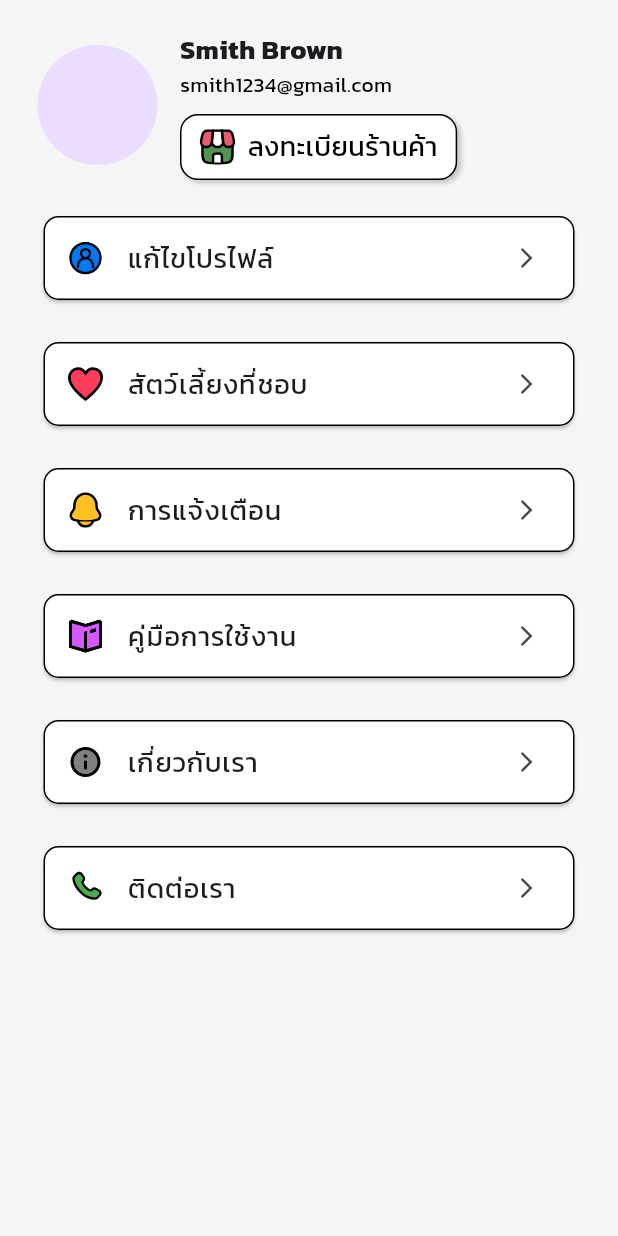
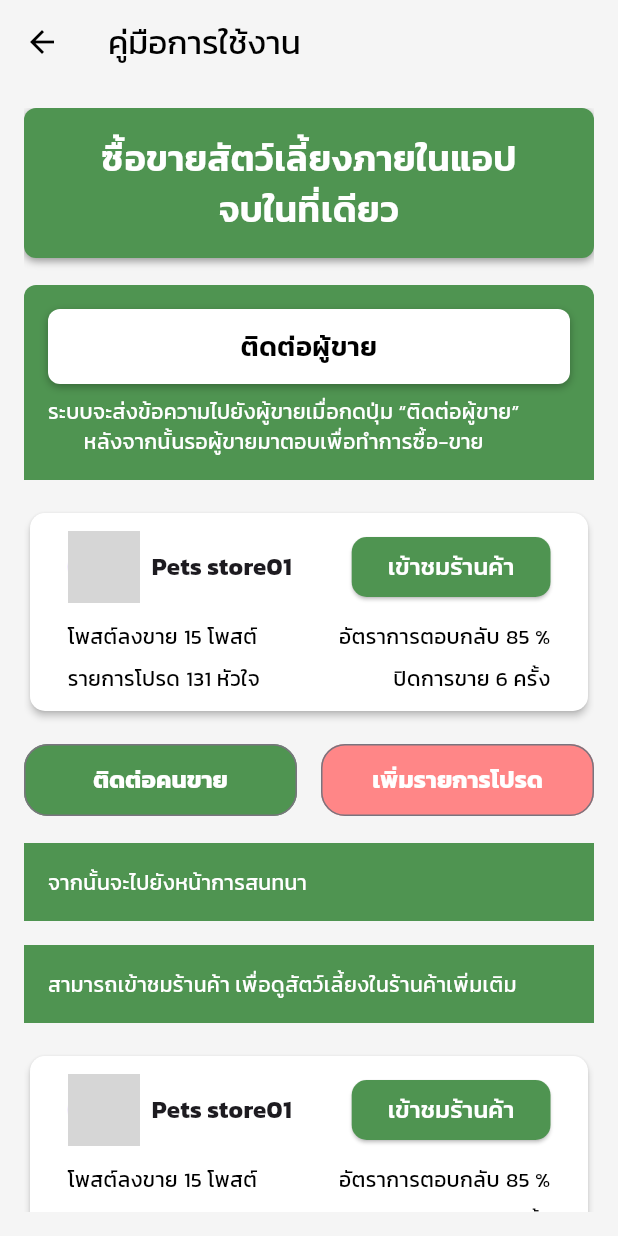
Before and after one commit to kanggarr/petvillage_app, a Flutter app: the ProfileView screen opened by its route, after a tap on "คู่มือการใช้งาน", on a phone screen of 412 x 824 dp. Run offline on Flutter 3.47's test engine with Material 3 defaults, Android fonts, the light colour scheme and no system bars; our stand-ins replace dropdown_button2, flutter_svg, stacked, stacked_services, stacked_shared; grey boxes are pictures that could not be loaded.

Commit message:
update login && register and create user manual

```diff
--- a/lib/ui/views/login/login_view.dart
+++ b/lib/ui/views/login/login_view.dart
@@ -120,6 +120,34 @@ class LoginView extends StackedView<LoginViewModel> {
                   ),
                 ),
               ),
+              const SizedBox(height: 20),
+              Center(
+                child: RichText(
+                  text: TextSpan(
+                    text: 'ยังไม่มีบัญชีใช่ไหม? ',
+                    style: const TextStyle(
+                      fontSize: 14,
+                      color: Color(0xFF808080),
+                      fontWeight: FontWeight.w500,
+                    ),
+                    children: [
+                      WidgetSpan(
+                        child: GestureDetector(
+                          onTap: viewModel.navigateToRegister,
+                          child: const Text(
+                            'สร้างบัญชี',
+                            style: TextStyle(
+                              color: Color(0xFF4F9451),
+                              decoration: TextDecoration.underline,
+                              decorationColor: Color(0xFF4F9451),
+                            ),
+                          ),
+                        ),
+                      ),
+                    ],
+                  ),
+                ),
+              ),
             ],
           ),
         ),
--- a/lib/ui/views/login/login_viewmodel.dart
+++ b/lib/ui/views/login/login_viewmodel.dart
@@ -1,6 +1,10 @@
+import 'package:petvillage_app/app/app.locator.dart';
+import 'package:petvillage_app/app/app.router.dart';
 import 'package:stacked/stacked.dart';
+import 'package:stacked_services/stacked_services.dart';
 
 class LoginViewModel extends BaseViewModel {
+  final _navigationService = locator<NavigationService>();
   String _email = '';
   String _password = '';
 
@@ -15,4 +19,8 @@ class LoginViewModel extends BaseViewModel {
     _password = value;
     notifyListeners();
   }
+
+  void navigateToRegister() {
+    _navigationService.navigateToRegisterView();
+  }
 }
--- a/lib/ui/views/main/main_view.dart
+++ b/lib/ui/views/main/main_view.dart
@@ -27,7 +27,7 @@ class MainView extends StackedView<MainViewModel> {
         items: List.generate(
           [
             viewModel.pagesLabel.length,
-            // viewModel.pagesIcon.length,
+            viewModel.pagesIcon.length,
             viewModel.pages.length
           ].reduce((a, b) => a < b ? a : b),
           (index) {
--- a/lib/ui/views/profile/profile_view.dart
+++ b/lib/ui/views/profile/profile_view.dart
@@ -2,6 +2,7 @@ import 'package:flutter/material.dart';
 import 'package:petvillage_app/ui/common/assets.dart';
 import 'package:petvillage_app/ui/widgets/profile_header.dart';
 import 'package:petvillage_app/ui/widgets/profile_menu.dart';
+import 'package:petvillage_app/ui/widgets/user_manual.dart';
 import 'package:stacked/stacked.dart';
 import 'profile_viewmodel.dart';
 
@@ -45,7 +46,12 @@ class ProfileView extends StackedView<ProfileViewModel> {
               ProfileMenuItem(
                 icon: Assets.assetsIconsUserManualIcon,
                 title: "คู่มือการใช้งาน",
-                onPressed: () {},
+                onPressed: () {
+                  Navigator.push(
+                    context,
+                    MaterialPageRoute(builder: (context) => const UserManual()),
+                  );
+                },
               ),
               const SizedBox(height: 20),
               ProfileMenuItem(
--- a/lib/ui/views/profile_edit/profile_edit_view.dart
+++ b/lib/ui/views/profile_edit/profile_edit_view.dart
@@ -15,13 +15,14 @@ class ProfileEditView extends StackedView<ProfileEditViewModel> {
   ) {
     return Scaffold(
       appBar: AppBar(
+        backgroundColor: Color(0xFFF5F5F5),
         title: const Text("แก้ไขโปรไฟล์"),
         leading: IconButton(
           icon: const Icon(Icons.arrow_back),
           onPressed: () => Navigator.pop(context),
         ),
       ),
-      backgroundColor: Theme.of(context).colorScheme.background,
+      backgroundColor: Color(0xFFF5F5F5),
       body: SingleChildScrollView(
         padding: const EdgeInsets.symmetric(horizontal: 25, vertical: 20),
         child: Column(
@@ -66,12 +67,12 @@ class ProfileEditView extends StackedView<ProfileEditViewModel> {
               // onPressed: viewModel.saveProfile,
               onPressed: () {},
               style: ElevatedButton.styleFrom(
-                  backgroundColor: Color(0xFFFFFFFF),
+                  backgroundColor: Color(0xFF4F9451),
                   shape: RoundedRectangleBorder(
-                      borderRadius: BorderRadius.circular(10))),
+                      borderRadius: BorderRadius.circular(8))),
               child: const Text(
                 "บันทึกข้อมูล",
-                style: TextStyle(color: Color(0xFF000000), fontSize: 16),
+                style: TextStyle(color: Color(0xFFFFFFFF), fontSize: 16),
               ),
             ),
           ],
--- a/lib/ui/views/register/register_view.dart
+++ b/lib/ui/views/register/register_view.dart
@@ -82,6 +82,34 @@ class RegisterView extends StackedView<RegisterViewModel> {
                     ),
                   ),
                 ),
+                const SizedBox(height: 20),
+                Center(
+                  child: RichText(
+                    text: TextSpan(
+                      text: 'มีบัญชีอยู่แล้วใช่ไหม? ',
+                      style: const TextStyle(
+                        fontSize: 14,
+                        color: Color(0xFF808080),
+                        fontWeight: FontWeight.w500,
+                      ),
+                      children: [
+                        WidgetSpan(
+                          child: GestureDetector(
+                            onTap: viewModel.navigateToLogin,
+                            child: const Text(
+                              'เข้าสู่ระบบ',
+                              style: TextStyle(
+                                color: Color(0xFF4F9451),
+                                decoration: TextDecoration.underline,
+                                decorationColor: Color(0xFF4F9451),
+                              ),
+                            ),
+                          ),
+                        ),
+                      ],
+                    ),
+                  ),
+                ),
               ],
             ),
           ),
--- a/lib/ui/views/register/register_viewmodel.dart
+++ b/lib/ui/views/register/register_viewmodel.dart
@@ -1,4 +1,7 @@
+import 'package:petvillage_app/app/app.locator.dart';
+import 'package:petvillage_app/app/app.router.dart';
 import 'package:stacked/stacked.dart';
+import 'package:stacked_services/stacked_services.dart';
 
 class RegisterViewModel extends BaseViewModel {
   String _username = '';
@@ -52,4 +55,10 @@ class RegisterViewModel extends BaseViewModel {
     _isChecked = value ?? false;
     notifyListeners();
   }
+
+  final _navigationService = locator<NavigationService>();
+
+  void navigateToLogin() {
+    _navigationService.navigateToLoginView();
+  }
 }
--- a/lib/ui/views/splash_page1/splash_page1_viewmodel.dart
+++ b/lib/ui/views/splash_page1/splash_page1_viewmodel.dart
@@ -28,7 +28,7 @@ class SplashPage1ViewModel extends BaseViewModel {
       notifyListeners();
     } else {
       _currentPage = 0;
-      _navigationService.navigateToLoginView();
+      _navigationService.navigateToRegisterView();
     }
   }
 
--- a/lib/ui/views/startup/startup_viewmodel.dart
+++ b/lib/ui/views/startup/startup_viewmodel.dart
@@ -13,6 +13,6 @@ class StartupViewModel extends BaseViewModel {
     // This is where you can make decisions on where your app should navigate when
     // you have custom startup logic
 
-    _navigationService.replaceWithSplashPage1View();
+    _navigationService.replaceWithMainView();
   }
 }
--- /dev/null
+++ b/lib/ui/widgets/user_manual.dart
@@ -0,0 +1,253 @@
+import 'package:flutter/material.dart';
+import 'package:petvillage_app/ui/widgets/pet_store.dart';
+
+class UserManual extends StatelessWidget {
+  const UserManual({super.key});
+
+  @override
+  Widget build(BuildContext context) {
+    return Scaffold(
+      backgroundColor: const Color(0xFFF5F5F5),
+      appBar: AppBar(
+        title: const Text('คู่มือการใช้งาน',
+            style: TextStyle(color: Colors.black)),
+        backgroundColor: const Color(0xFFF5F5F5),
+        elevation: 0,
+        leading: IconButton(
+          icon: const Icon(Icons.arrow_back, color: Colors.black),
+          onPressed: () => Navigator.pop(context),
+        ),
+      ),
+      body: Padding(
+        padding: const EdgeInsets.all(16.0),
+        child: SingleChildScrollView(
+          child: Column(
+            crossAxisAlignment: CrossAxisAlignment.start,
+            children: [
+              Container(
+                width: double.infinity,
+                padding: const EdgeInsets.all(16),
+                decoration: BoxDecoration(
+                    color: const Color(0xFF4F9451),
+                    borderRadius: BorderRadius.circular(8),
+                    boxShadow: [
+                      BoxShadow(
+                        color: const Color(0xFF000000).withOpacity(0.4),
+                        blurRadius: 4,
+                        offset: const Offset(0, 2),
+                      )
+                    ]),
+                child: const Text(
+                  'ซื้อขายสัตว์เลี้ยงภายในแอป\nจบในที่เดียว',
+                  textAlign: TextAlign.center,
+                  style: TextStyle(
+                      fontSize: 24,
+                      color: Color(0xFFFFFFFF),
+                      fontWeight: FontWeight.w600),
+                ),
+              ),
+              const SizedBox(height: 18),
+              Container(
+                width: double.infinity,
+                padding: const EdgeInsets.all(16),
+                decoration: const BoxDecoration(
+                  color: Color(0xFF4F9451),
+                  borderRadius: BorderRadius.only(
+                      topLeft: Radius.circular(8),
+                      topRight: Radius.circular(8)),
+                ),
+                child: Column(
+                  crossAxisAlignment: CrossAxisAlignment.start,
+                  children: [
+                    Container(
+                      width: double.infinity,
+                      constraints:
+                          const BoxConstraints(minWidth: double.infinity),
+                      padding: const EdgeInsets.symmetric(vertical: 12),
+                      decoration: BoxDecoration(
+                        color: Colors.white,
+                        borderRadius: BorderRadius.circular(8),
+                        boxShadow: [
+                          BoxShadow(
+                            color: const Color(0xFF000000).withOpacity(0.3),
+                            blurRadius: 4,
+                            offset: const Offset(0, 2),
+                          ),
+                        ],
+                      ),
+                      child: const Text(
+                        'ติดต่อผู้ขาย',
+                        textAlign: TextAlign.center,
+                        style: TextStyle(
+                          fontSize: 18,
+                          fontWeight: FontWeight.w600,
+                          color: Colors.black,
+                        ),
+                      ),
+                    ),
+                    const SizedBox(height: 8),
+                    const Text(
+                      'ระบบจะส่งข้อความไปยังผู้ขายเมื่อกดปุ่ม “ติดต่อผู้ขาย”\nหลังจากนั้นรอผู้ขายมาตอบเพื่อทำการซื้อ-ขาย',
+                      textAlign: TextAlign.center,
+                      style: TextStyle(
+                        fontSize: 14,
+                        color: Colors.white,
+                      ),
+                    ),
+                  ],
+                ),
+              ),
+              const SizedBox(height: 18),
+              PetStore(),
+              const SizedBox(height: 18),
+              Center(
+                child: Row(
+                  mainAxisAlignment: MainAxisAlignment.center,
+                  children: [
+                    Expanded(
+                        child: SizedBox(
+                      height: 48,
+                      child: OutlinedButton(
+                          onPressed: () {},
+                          style: OutlinedButton.styleFrom(
+                            shape: RoundedRectangleBorder(
+                                borderRadius: BorderRadius.circular(16)),
+                            backgroundColor: const Color(0xFF4F9451),
+                          ),
+                          child: const Text(
+                            "ติดต่อคนขาย",
+                            style: TextStyle(
+                                fontSize: 16,
+                                fontWeight: FontWeight.bold,
+                                color: Color(0xFFFFFFFF)),
+                          )),
+                    )),
+                    const SizedBox(width: 16),
+                    Expanded(
+                        child: SizedBox(
+                      height: 48,
+                      child: OutlinedButton(
+                          onPressed: () {},
+                          style: OutlinedButton.styleFrom(
+                            shape: RoundedRectangleBorder(
+                                borderRadius: BorderRadius.circular(16)),
+                            backgroundColor: const Color(0xFFFF8687),
+                          ),
+                          child: const Text(
+                            "เพิ่มรายการโปรด",
+                            style: TextStyle(
+                                fontSize: 16,
+                                fontWeight: FontWeight.bold,
+                                color: Color(0xFFFFFFFF)),
+                          )),
+                    )),
+                  ],
+                ),
+              ),
+              const SizedBox(height: 18),
+              Container(
+                width: double.infinity,
+                padding: const EdgeInsets.all(16),
+                decoration: const BoxDecoration(
+                  color: Color(0xFF4F9451),
+                ),
+                child: const Column(
+                  crossAxisAlignment: CrossAxisAlignment.start,
+                  children: [
+                    Text(
+                      'จากนั้นจะไปยังหน้าการสนทนา',
+                      textAlign: TextAlign.center,
+                      style: TextStyle(
+                        fontSize: 14,
+                        color: Color(0xFFFFFFFF),
+                      ),
+                    ),
+                  ],
+                ),
+              ),
+              const SizedBox(height: 16),
+              Container(
+                width: double.infinity,
+                padding: const EdgeInsets.all(16),
+                decoration: const BoxDecoration(
+                  color: Color(0xFF4F9451),
+                ),
+                child: const Column(
+                  crossAxisAlignment: CrossAxisAlignment.start,
+                  children: [
+                    Text(
+                      'สามารถเข้าชมร้านค้า เพื่อดูสัตว์เลี้ยงในร้านค้าเพิ่มเติม',
+                      textAlign: TextAlign.center,
+                      style: TextStyle(
+                        fontSize: 14,
+                        color: Color(0xFFFFFFFF),
+                      ),
+                    ),
+                  ],
+                ),
+              ),
+              const SizedBox(height: 18),
+              PetStore(),
+              const SizedBox(height: 18),
+              Center(
+                child: Row(
+                  mainAxisAlignment: MainAxisAlignment.center,
+                  children: [
+                    Expanded(
+                        child: SizedBox(
+                      height: 48,
+                      child: OutlinedButton(
+                          onPressed: () {},
+                          style: OutlinedButton.styleFrom(
+                            shape: RoundedRectangleBorder(
+                                borderRadius: BorderRadius.circular(16)),
+                            backgroundColor: const Color(0xFF4F9451),
+                          ),
+                          child: const Text(
+                            "ติดต่อคนขาย",
+                            style: TextStyle(
+                                fontSize: 16,
+                                fontWeight: FontWeight.bold,
+                                color: Color(0xFFFFFFFF)),
+                          )),
+                    )),
+                    const SizedBox(width: 16),
+                    Expanded(
+                        child: SizedBox(
+                      height: 48,
+                      child: OutlinedButton(
+                          onPressed: () {},
+                          style: OutlinedButton.styleFrom(
+                            shape: RoundedRectangleBorder(
+                                borderRadius: BorderRadius.circular(16)),
+                            backgroundColor: const Color(0xFFFF8687),
+                          ),
+                          child: const Text(
+                            "เพิ่มรายการโปรด",
+                            style: TextStyle(
+                                fontSize: 16,
+                                fontWeight: FontWeight.bold,
+                                color: Color(0xFFFFFFFF)),
+                          )),
+                    )),
+                  ],
+                ),
+              ),
+              const SizedBox(height: 18),
+              Container(
+                width: double.infinity,
+                padding: const EdgeInsets.all(16),
+                decoration: const BoxDecoration(
+                    color: Color(0xFF4F9451),
+                    borderRadius: BorderRadius.only(
+                        bottomLeft: Radius.circular(8),
+                        bottomRight: Radius.circular(8))),
+              ),
+              const SizedBox(height: 18),
+            ],
+          ),
+        ),
+      ),
+    );
+  }
+}
```
Also changed, not shown: assets/images/contact_seller.png (added).
